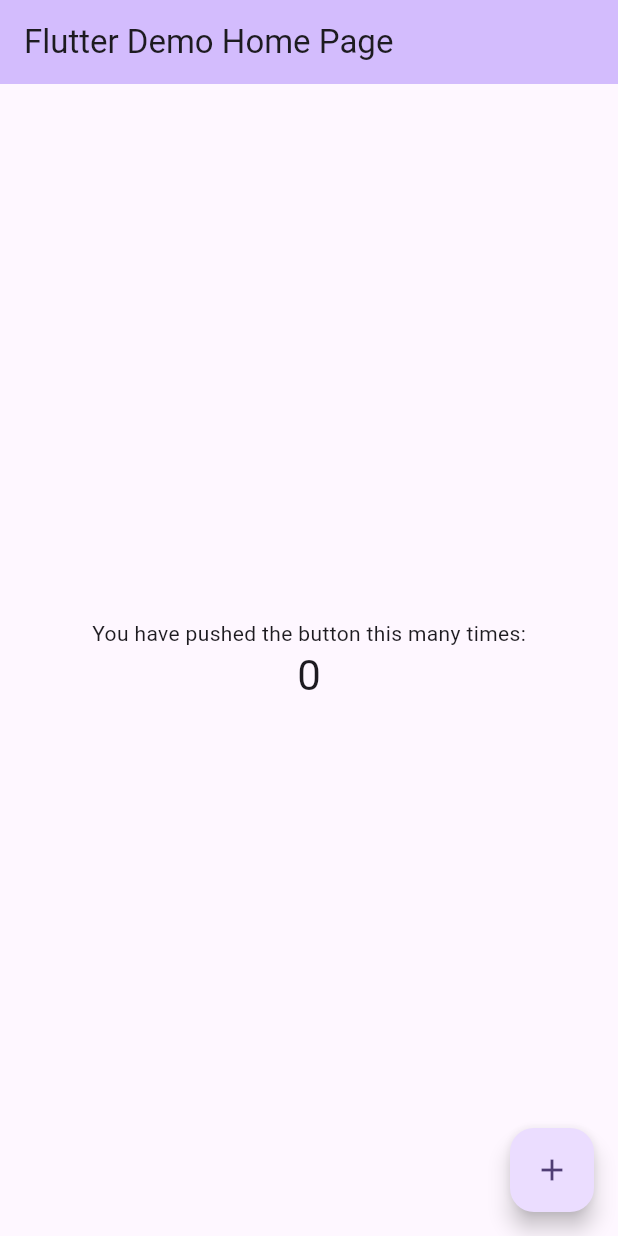
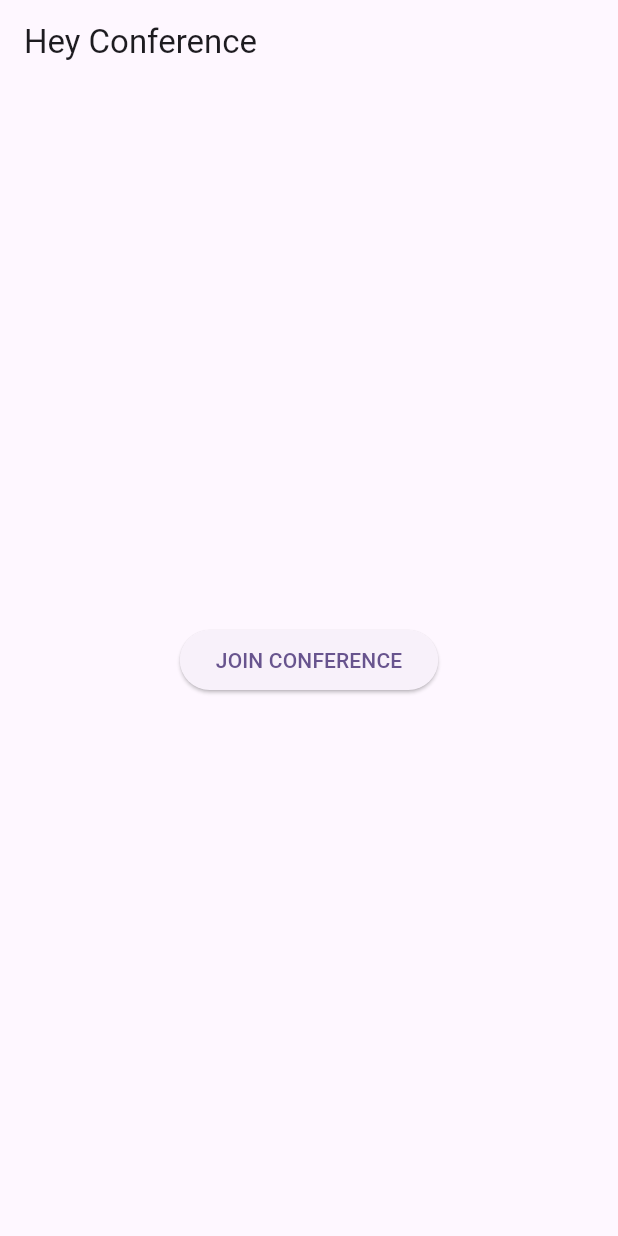
Before and after one commit to Mitchelmrtp/infinite, a Flutter app: the screen it shows after launch, on a phone screen of 412 x 824 dp. Run offline on Flutter 3.47's test engine with Material 3 defaults, Android fonts, the phone set to English and light mode, and no system bars; missing offline and left inert: zego_uikit_prebuilt_video_conference.

Commit message:
video-conference

```diff
--- /dev/null
+++ b/key.json
@@ -0,0 +1,4 @@
+{
+"APPID":1499786327,
+"APPSIGN":"b28e86f9327cbb674ebbd57a4995b69ccbd6917c5056846f6d2f0dab1c9f24d0"
+}
--- /dev/null
+++ b/lib/env.dart
@@ -0,0 +1,4 @@
+class EnvConferece {
+  static const int appId = int.fromEnvironment("APPID");
+  static const String appSign = String.fromEnvironment("APPSIGN");
+}
--- a/lib/main.dart
+++ b/lib/main.dart
@@ -1,4 +1,5 @@
 import 'package:flutter/material.dart';
+import 'package:infinite/video_conference.dart';
 
 void main() {
   runApp(const MyApp());
@@ -31,95 +32,31 @@ class MyApp extends StatelessWidget {
         colorScheme: ColorScheme.fromSeed(seedColor: Colors.deepPurple),
         useMaterial3: true,
       ),
-      home: const MyHomePage(title: 'Flutter Demo Home Page'),
+      home: const HomePage(),
     );
   }
 }
 
-class MyHomePage extends StatefulWidget {
-  const MyHomePage({super.key, required this.title});
-
-  // This widget is the home page of your application. It is stateful, meaning
-  // that it has a State object (defined below) that contains fields that affect
-  // how it looks.
-
-  // This class is the configuration for the state. It holds the values (in this
-  // case the title) provided by the parent (in this case the App widget) and
-  // used by the build method of the State. Fields in a Widget subclass are
-  // always marked "final".
-
-  final String title;
-
-  @override
-  State<MyHomePage> createState() => _MyHomePageState();
-}
-
-class _MyHomePageState extends State<MyHomePage> {
-  int _counter = 0;
-
-  void _incrementCounter() {
-    setState(() {
-      // This call to setState tells the Flutter framework that something has
-      // changed in this State, which causes it to rerun the build method below
-      // so that the display can reflect the updated values. If we changed
-      // _counter without calling setState(), then the build method would not be
-      // called again, and so nothing would appear to happen.
-      _counter++;
-    });
-  }
+class HomePage extends StatelessWidget {
+  const HomePage({super.key});
 
   @override
   Widget build(BuildContext context) {
-    // This method is rerun every time setState is called, for instance as done
-    // by the _incrementCounter method above.
-    //
-    // The Flutter framework has been optimized to make rerunning build methods
-    // fast, so that you can just rebuild anything that needs updating rather
-    // than having to individually change instances of widgets.
     return Scaffold(
       appBar: AppBar(
-        // TRY THIS: Try changing the color here to a specific color (to
-        // Colors.amber, perhaps?) and trigger a hot reload to see the AppBar
-        // change color while the other colors stay the same.
-        backgroundColor: Theme.of(context).colorScheme.inversePrimary,
-        // Here we take the value from the MyHomePage object that was created by
-        // the App.build method, and use it to set our appbar title.
-        title: Text(widget.title),
+        title: const Text('Hey Conference'),
       ),
       body: Center(
-        // Center is a layout widget. It takes a single child and positions it
-        // in the middle of the parent.
-        child: Column(
-          // Column is also a layout widget. It takes a list of children and
-          // arranges them vertically. By default, it sizes itself to fit its
-          // children horizontally, and tries to be as tall as its parent.
-          //
-          // Column has various properties to control how it sizes itself and
-          // how it positions its children. Here we use mainAxisAlignment to
-          // center the children vertically; the main axis here is the vertical
-          // axis because Columns are vertical (the cross axis would be
-          // horizontal).
-          //
-          // TRY THIS: Invoke "debug painting" (choose the "Toggle Debug Paint"
-          // action in the IDE, or press "p" in the console), to see the
-          // wireframe for each widget.
-          mainAxisAlignment: MainAxisAlignment.center,
-          children: <Widget>[
-            const Text(
-              'You have pushed the button this many times:',
-            ),
-            Text(
-              '$_counter',
-              style: Theme.of(context).textTheme.headlineMedium,
-            ),
-          ],
+        child: ElevatedButton(
+          onPressed: () {
+            Navigator.push(
+              context,
+              MaterialPageRoute(builder: (context) => const VideoConferencePage(conferenceID: 'conference_id')),
+            );
+          },
+          child: const Text('JOIN CONFERENCE'),
         ),
       ),
-      floatingActionButton: FloatingActionButton(
-        onPressed: _incrementCounter,
-        tooltip: 'Increment',
-        child: const Icon(Icons.add),
-      ), // This trailing comma makes auto-formatting nicer for build methods.
     );
   }
 }
--- a/pubspec.yaml
+++ b/pubspec.yaml
@@ -19,7 +19,7 @@ publish_to: 'none' # Remove this line if you wish to publish to pub.dev
 version: 1.0.0+1
 
 environment:
-  sdk: ^3.5.2
+  sdk: ^3.5.4
 
 # Dependencies specify other packages that your package needs in order to work.
 # To automatically upgrade your package dependencies to the latest versions
@@ -35,6 +35,7 @@ dependencies:
   # The following adds the Cupertino Icons font to your application.
   # Use with the CupertinoIcons class for iOS style icons.
   cupertino_icons: ^1.0.8
+  zego_uikit_prebuilt_video_conference: ^2.9.5
 
 dev_dependencies:
   flutter_test:
```
Also changed, not shown: lib/video_conference.dart (added, +29 -0 lines), pubspec.lock, 9 other files.
